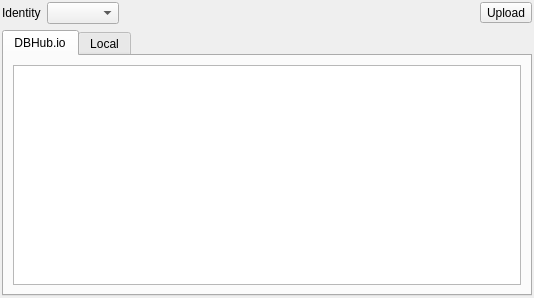
Above: src/RemoteDock.ui from sqlitebrowser/sqlitebrowser before the change. Below: the same form after it.
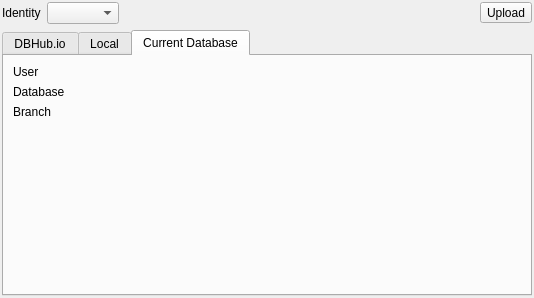
That is the form after the change. The open tabs and pages were chosen to show the change. Icons and pictures are not drawn.

Commit message:
dbhub: Show some information on the currently opened database file
If the current database file is a clone of a remote database show some
information on it in the Remote dock. Even though this information is
already nice to have the new tab in the Remote dock is mainly added as a
place for future features. Also switch to the new tab automatically when
opening a remote database to show the user that this is a tracked
database.

Patch:
```diff
--- a/src/RemoteDock.ui
+++ b/src/RemoteDock.ui
@@ -125,6 +125,64 @@
            </item>
           </layout>
          </widget>
+         <widget class="QWidget" name="tabDatabase">
+          <attribute name="title">
+           <string>Current Database</string>
+          </attribute>
+          <layout class="QFormLayout" name="formLayout">
+           <item row="0" column="0">
+            <widget class="QLabel" name="label">
+             <property name="text">
+              <string>User</string>
+             </property>
+            </widget>
+           </item>
+           <item row="0" column="1">
+            <widget class="QLabel" name="labelDatabaseUser">
+             <property name="text">
+              <string/>
+             </property>
+             <property name="textInteractionFlags">
+              <set>Qt::LinksAccessibleByMouse|Qt::TextSelectableByKeyboard|Qt::TextSelectableByMouse</set>
+             </property>
+            </widget>
+           </item>
+           <item row="1" column="0">
+            <widget class="QLabel" name="label_4">
+             <property name="text">
+              <string>Database</string>
+             </property>
+            </widget>
+           </item>
+           <item row="1" column="1">
+            <widget class="QLabel" name="labelDatabaseFile">
+             <property name="text">
+              <string/>
+             </property>
+             <property name="textInteractionFlags">
+              <set>Qt::LinksAccessibleByMouse|Qt::TextSelectableByKeyboard|Qt::TextSelectableByMouse</set>
+             </property>
+            </widget>
+           </item>
+           <item row="2" column="0">
+            <widget class="QLabel" name="label_6">
+             <property name="text">
+              <string>Branch</string>
+             </property>
+            </widget>
+           </item>
+           <item row="2" column="1">
+            <widget class="QLabel" name="labelDatabaseBranch">
+             <property name="text">
+              <string/>
+             </property>
+             <property name="textInteractionFlags">
+              <set>Qt::LinksAccessibleByMouse|Qt::TextSelectableByKeyboard|Qt::TextSelectableByMouse</set>
+             </property>
+            </widget>
+           </item>
+          </layout>
+         </widget>
         </widget>
        </item>
       </layout>
```
The commit also changes 6 other files.
